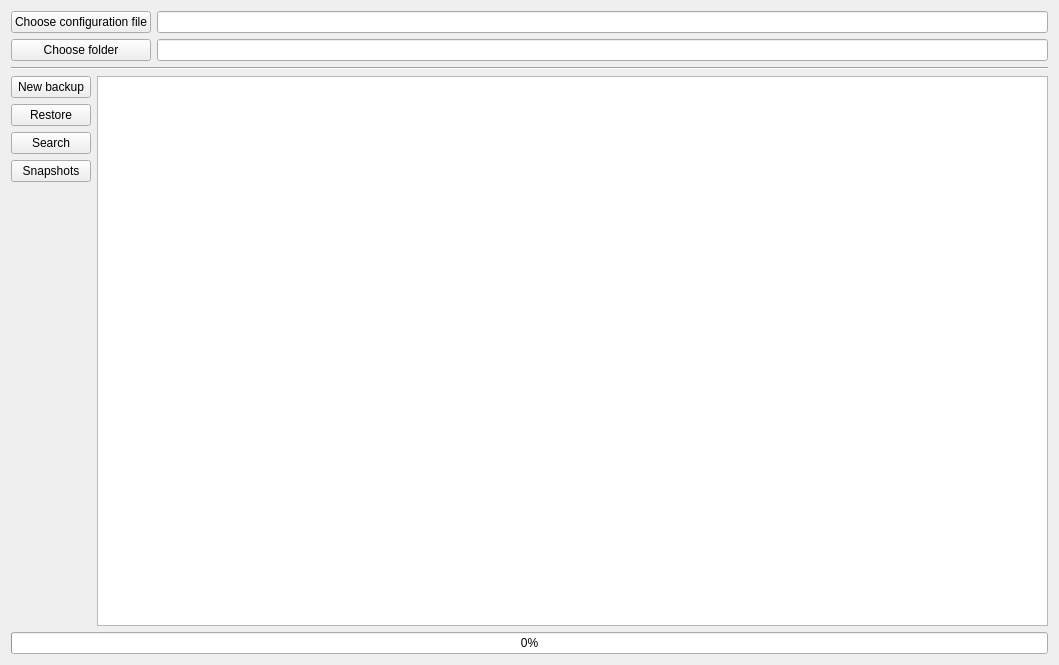
Old version of the form qrestic/ui/main_widget.ui in the repository altaris/qrestic.
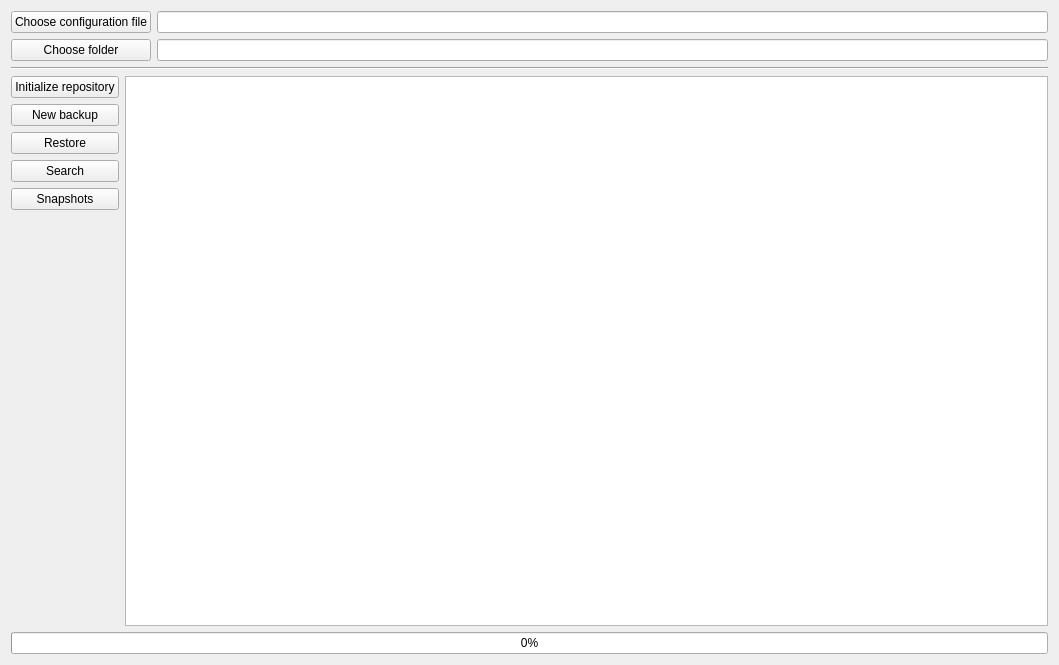
New version of the form. Icons and pictures are not drawn.

Diff of the .ui file:
```diff
--- a/qrestic/ui/main_widget.ui
+++ b/qrestic/ui/main_widget.ui
@@ -95,6 +95,18 @@
            <property name="bottomMargin">
             <number>0</number>
            </property>
+           <item>
+            <widget class="QPushButton" name="pb_init">
+             <property name="text">
+              <string>Initialize repository</string>
+             </property>
+             <property name="icon">
+              <iconset>
+               <normalon>:/main/icons/cloud.svg</normalon>
+              </iconset>
+             </property>
+            </widget>
+           </item>
            <item>
             <widget class="QPushButton" name="pb_backup">
              <property name="text">
@@ -157,7 +169,7 @@
              <property name="sizeHint" stdset="0">
               <size>
                <width>20</width>
-               <height>374</height>
+               <height>340</height>
               </size>
              </property>
             </spacer>
```
Left out of the diff: 8 changed lines with no effect on the pictures.
